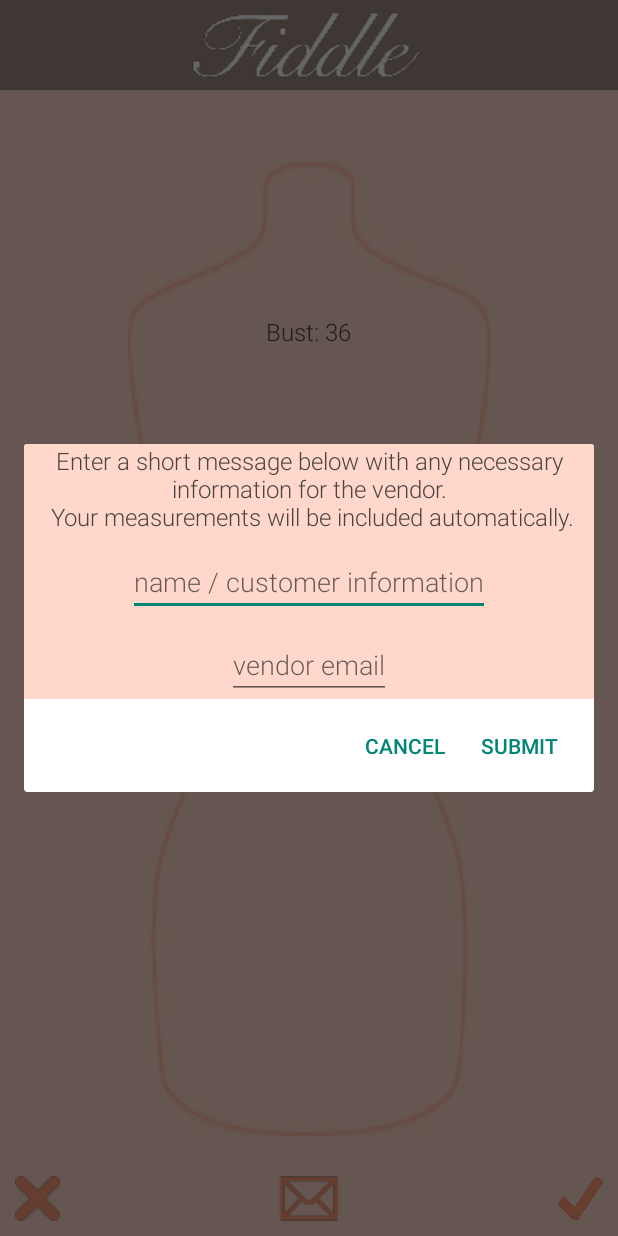
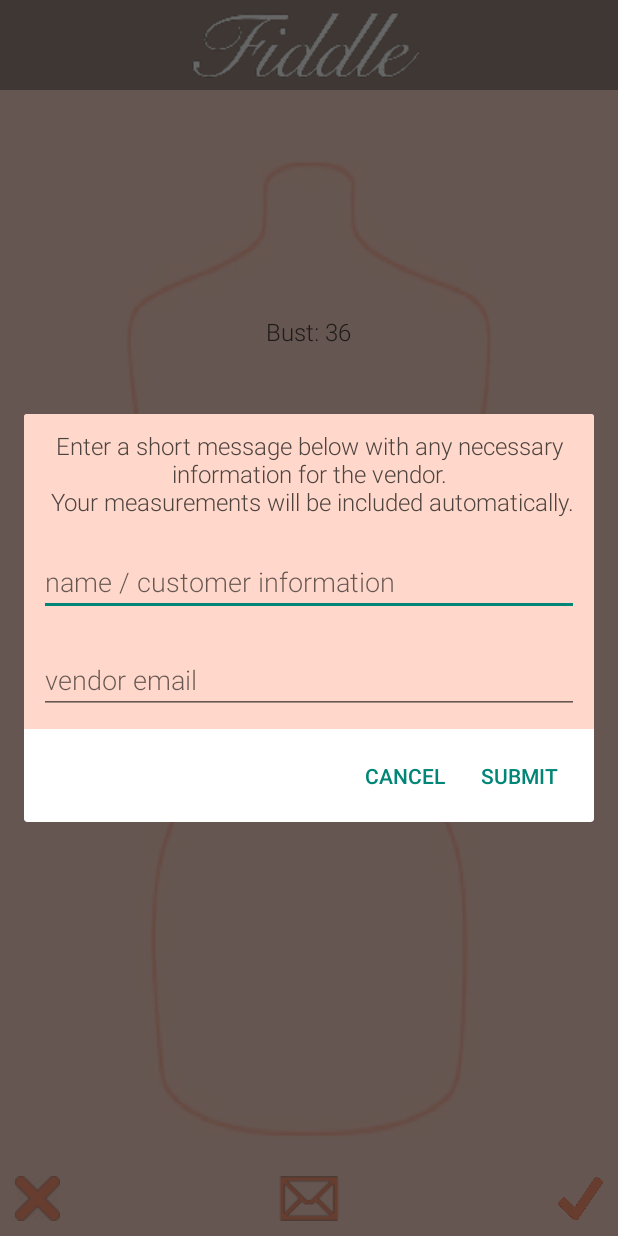
Before and after one commit to rachellejane/DevelopHerHackathonApp, an Android app: the ViewMeasurements screen opened directly, with no data from a screen before it, after a tap on an icon or button, on a phone screen of 412 x 824 dp. Run offline under Robolectric (Android 15) with nearby library versions, the phone set to English and light mode, and no system bars.

Commit message:
More progress

```diff
--- a/app/src/main/AndroidManifest.xml
+++ b/app/src/main/AndroidManifest.xml
@@ -7,7 +7,7 @@
 
     <application
         android:allowBackup="true"
-        android:icon="@mipmap/ic_launcher"
+        android:icon="@drawable/fiddle_icon"
         android:label="@string/app_name"
         android:theme="@style/AppTheme" >
 
--- a/app/src/main/java/com/example/rachelle/hackathonsample/MainActivity.java
+++ b/app/src/main/java/com/example/rachelle/hackathonsample/MainActivity.java
@@ -181,8 +181,8 @@ public class MainActivity extends Activity {
 
             if (testLinesRead <= TEST_LINES_TO_READ){
                 //if we can read a small number of lines, we can proceed to the actual measurement recording
-                //Intent intent = new Intent(this, MeasurementActivity.class);
-                //startActivity(intent);
+                Intent intent = new Intent(this, MeasurementActivity.class);
+                startActivity(intent);
             }
 
         } catch (IOException e){
@@ -191,6 +191,7 @@ public class MainActivity extends Activity {
             close( BluetoothDevices.bluetoothSocket );
             throw e;
         }
+
 
     }
 
--- a/app/src/main/res/layout/email_input_dialog.xml
+++ b/app/src/main/res/layout/email_input_dialog.xml
@@ -9,7 +9,8 @@
 
     <TextView
         android:id="@+id/info_tv"
-        android:layout_width="wrap_content"
+        android:layout_margin="10dip"
+        android:layout_width="match_parent"
         android:layout_height="wrap_content"
         android:textSize="16sp"
         android:fontFamily="sans-serif-light"
@@ -22,9 +23,9 @@
     <EditText
         android:id="@+id/message_input"
         android:layout_below="@id/info_tv"
+        android:layout_margin="10dip"
         android:layout_centerHorizontal="true"
-        android:layout_marginTop="10dip"
-        android:layout_width="wrap_content"
+        android:layout_width="match_parent"
         android:layout_height="wrap_content"
         android:fontFamily="sans-serif-light"
         android:textColor="@color/darker_brown"
@@ -34,8 +35,8 @@
         android:id="@+id/email_input"
         android:layout_below="@id/message_input"
         android:layout_centerHorizontal="true"
-        android:layout_marginTop="10dip"
-        android:layout_width="wrap_content"
+        android:layout_margin="10dip"
+        android:layout_width="match_parent"
         android:layout_height="wrap_content"
         android:fontFamily="sans-serif-light"
         android:textColor="@color/darker_brown"
--- a/app/src/main/res/values/strings.xml
+++ b/app/src/main/res/values/strings.xml
@@ -1,5 +1,5 @@
 <resources>
-    <string name="app_name">HackathonSample</string>
+    <string name="app_name">Fiddle</string>
 
     <string name="hello_world">Hello world!</string>
     <string name="action_settings">Settings</string>
```
Also changed, not shown: app/src/main/java/com/example/rachelle/hackathonsample/MeasurementActivity.java (+52 -10 lines), app/src/main/res/drawable/fiddle_icon.png (added).
